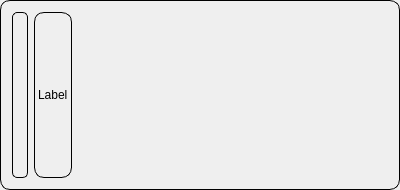
Before: the Qt Designer form ui/themewidget.ui in DrLutzi/wakfu-theme-manager, drawn with Qt 5.
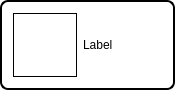
After: the same form once the commit is applied.

Patch:
```diff
--- a/ui/themewidget.ui
+++ b/ui/themewidget.ui
@@ -6,14 +6,26 @@
    <rect>
     <x>0</x>
     <y>0</y>
-    <width>400</width>
-    <height>190</height>
+    <width>175</width>
+    <height>86</height>
    </rect>
   </property>
+  <property name="sizePolicy">
+   <sizepolicy hsizetype="MinimumExpanding" vsizetype="Fixed">
+    <horstretch>0</horstretch>
+    <verstretch>0</verstretch>
+   </sizepolicy>
+  </property>
+  <property name="minimumSize">
+   <size>
+    <width>0</width>
+    <height>0</height>
+   </size>
+  </property>
   <property name="maximumSize">
    <size>
     <width>16777215</width>
-    <height>16777215</height>
+    <height>86</height>
    </size>
   </property>
   <property name="windowTitle">
@@ -21,40 +33,48 @@
   </property>
   <property name="styleSheet">
    <string notr="true">border: 1px solid black;
-border-radius: 10px;</string>
+border-radius: 8px;
+background-color: white;
+border-width: 2px;</string>
   </property>
   <property name="frameShape">
    <enum>QFrame::Box</enum>
   </property>
   <layout class="QHBoxLayout" name="horizontalLayout">
    <item>
-    <widget class="QFrame" name="frame">
+    <widget class="QLabel" name="label_pix">
+     <property name="sizePolicy">
+      <sizepolicy hsizetype="Fixed" vsizetype="Fixed">
+       <horstretch>0</horstretch>
+       <verstretch>0</verstretch>
+      </sizepolicy>
+     </property>
      <property name="minimumSize">
       <size>
-       <width>16</width>
-       <height>16</height>
+       <width>64</width>
+       <height>64</height>
       </size>
      </property>
      <property name="maximumSize">
       <size>
-       <width>1024</width>
-       <height>1024</height>
+       <width>64</width>
+       <height>64</height>
       </size>
      </property>
      <property name="styleSheet">
-      <string notr="true">border: 1px solid black;
-border-radius: 5px;</string>
+      <string notr="true">border-radius : 0px;
+border-width: 1px;</string>
      </property>
-     <property name="frameShape">
-      <enum>QFrame::StyledPanel</enum>
-     </property>
-     <property name="frameShadow">
-      <enum>QFrame::Raised</enum>
+     <property name="text">
+      <string/>
      </property>
     </widget>
    </item>
    <item>
     <widget class="QLabel" name="label">
+     <property name="styleSheet">
+      <string notr="true">border: 0px;</string>
+     </property>
      <property name="text">
       <string>Label</string>
      </property>
```
Left out of the diff: 3 changed lines with no effect on the pictures.
